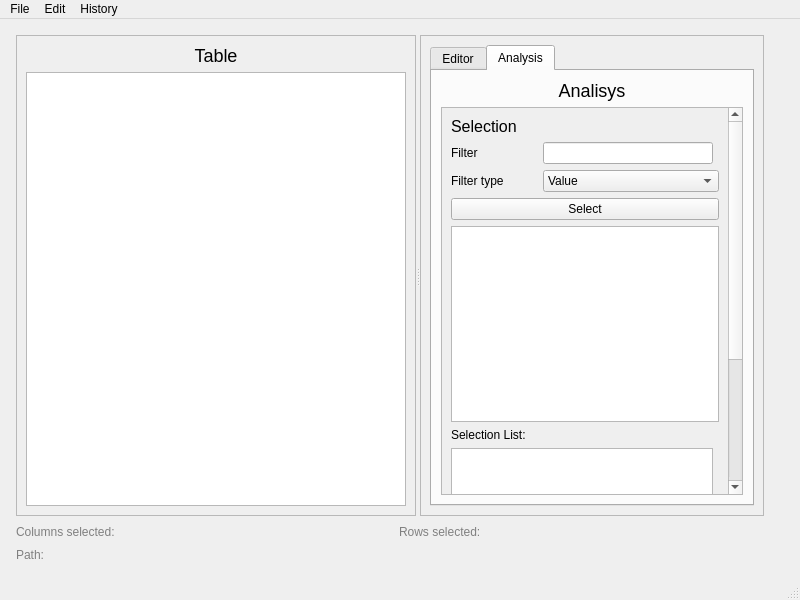
First picture: the form in res/ui/main-window.ui, repository stefanbenderskiy/Table-Wizard, before the edit.
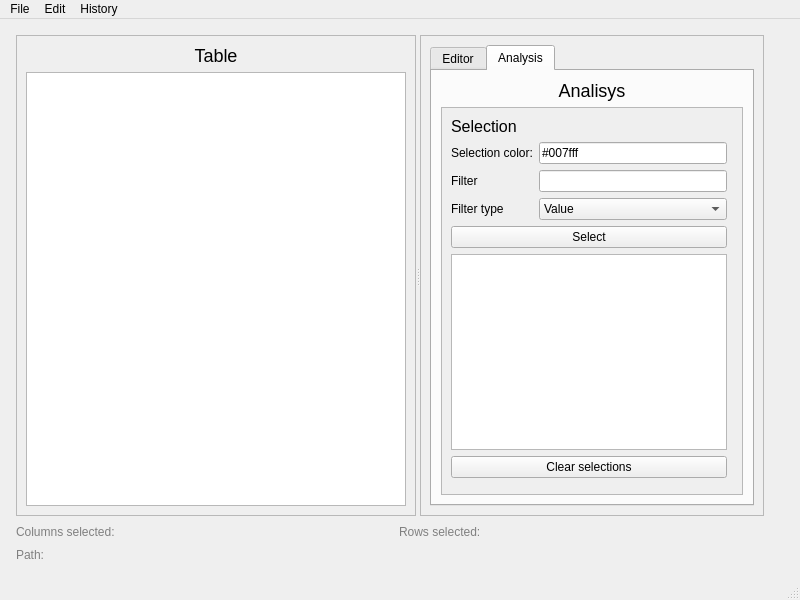
Second picture: the form after the edit. The open tabs and pages were chosen to show the change.

The edit to the form file:
```diff
--- a/res/ui/main-window.ui
+++ b/res/ui/main-window.ui
@@ -399,12 +399,60 @@
                  <property name="geometry">
                   <rect>
                    <x>0</x>
-                   <y>-198</y>
-                   <width>272</width>
-                   <height>582</height>
+                   <y>0</y>
+                   <width>289</width>
+                   <height>384</height>
                   </rect>
                  </property>
                  <layout class="QGridLayout" name="gridLayout_4">
+                  <item row="3" column="1">
+                   <widget class="QComboBox" name="filter_type_combo_box">
+                    <property name="styleSheet">
+                     <string notr="true"/>
+                    </property>
+                    <item>
+                     <property name="text">
+                      <string>Value</string>
+                     </property>
+                    </item>
+                    <item>
+                     <property name="text">
+                      <string>Function</string>
+                     </property>
+                    </item>
+                   </widget>
+                  </item>
+                  <item row="4" column="0" colspan="2">
+                   <widget class="QPushButton" name="select_button">
+                    <property name="text">
+                     <string>Select</string>
+                    </property>
+                   </widget>
+                  </item>
+                  <item row="5" column="0" colspan="2">
+                   <widget class="QTextBrowser" name="finding_browser">
+                    <property name="minimumSize">
+                     <size>
+                      <width>0</width>
+                      <height>196</height>
+                     </size>
+                    </property>
+                   </widget>
+                  </item>
+                  <item row="1" column="1">
+                   <widget class="QLineEdit" name="selection_color_edit">
+                    <property name="text">
+                     <string>#007fff</string>
+                    </property>
+                   </widget>
+                  </item>
+                  <item row="1" column="0">
+                   <widget class="QLabel" name="selection_color_label">
+                    <property name="text">
+                     <string>Selection color:</string>
+                    </property>
+                   </widget>
+                  </item>
                   <item row="3" column="0">
                    <widget class="QLabel" name="filter_type_label">
                     <property name="text">
@@ -412,14 +460,7 @@
                     </property>
                    </widget>
                   </item>
-                  <item row="6" column="0">
-                   <widget class="QLabel" name="selection_list_label">
-                    <property name="text">
-                     <string>Selection List:</string>
-                    </property>
-                   </widget>
-                  </item>
-                  <item row="15" column="0" colspan="3">
+                  <item row="11" column="0" colspan="3">
                    <spacer name="verticalSpacer_3">
                     <property name="orientation">
                      <enum>Qt::Vertical</enum>
@@ -442,74 +483,6 @@
                     </property>
                    </widget>
                   </item>
-                  <item row="7" column="0" colspan="2">
-                   <widget class="QListWidget" name="listWidget">
-                    <property name="minimumSize">
-                     <size>
-                      <width>0</width>
-                      <height>150</height>
-                     </size>
-                    </property>
-                   </widget>
-                  </item>
-                  <item row="10" column="0" colspan="2">
-                   <widget class="QPushButton" name="add_selection_button">
-                    <property name="text">
-                     <string>Add Selection</string>
-                    </property>
-                   </widget>
-                  </item>
-                  <item row="5" column="0" colspan="3">
-                   <widget class="QTextBrowser" name="finding_browser">
-                    <property name="minimumSize">
-                     <size>
-                      <width>0</width>
-                      <height>196</height>
-                     </size>
-                    </property>
-                   </widget>
-                  </item>
-                  <item row="4" column="0" colspan="3">
-                   <widget class="QPushButton" name="select_button">
-                    <property name="text">
-                     <string>Select</string>
-                    </property>
-                   </widget>
-                  </item>
-                  <item row="8" column="0">
-                   <widget class="QLabel" name="label_7">
-                    <property name="text">
-                     <string>Selection name:</string>
-                    </property>
-                   </widget>
-                  </item>
-                  <item row="8" column="1">
-                   <widget class="QLineEdit" name="selection_name_edit"/>
-                  </item>
-                  <item row="3" column="1" colspan="2">
-                   <widget class="QComboBox" name="filter_type_combo_box">
-                    <property name="styleSheet">
-                     <string notr="true"/>
-                    </property>
-                    <item>
-                     <property name="text">
-                      <string>Value</string>
-                     </property>
-                    </item>
-                    <item>
-                     <property name="text">
-                      <string>Function</string>
-                     </property>
-                    </item>
-                   </widget>
-                  </item>
-                  <item row="2" column="0">
-                   <widget class="QLabel" name="filter_label">
-                    <property name="text">
-                     <string>Filter</string>
-                    </property>
-                   </widget>
-                  </item>
                   <item row="2" column="1">
                    <widget class="QLineEdit" name="filter_edit">
                     <property name="minimumSize">
@@ -520,13 +493,17 @@
                     </property>
                    </widget>
                   </item>
-                  <item row="9" column="1">
-                   <widget class="QLineEdit" name="selection_color_edit"/>
+                  <item row="2" column="0">
+                   <widget class="QLabel" name="filter_label">
+                    <property name="text">
+                     <string>Filter</string>
+                    </property>
+                   </widget>
                   </item>
-                  <item row="9" column="0">
-                   <widget class="QLabel" name="selection_color_label">
+                  <item row="10" column="0" colspan="2">
+                   <widget class="QPushButton" name="clear_selections_button">
                     <property name="text">
-                     <string>Selection color:</string>
+                     <string>Clear selections</string>
                     </property>
                    </widget>
                   </item>
```
Left out of the diff: 131 changed lines with no effect on the pictures.
